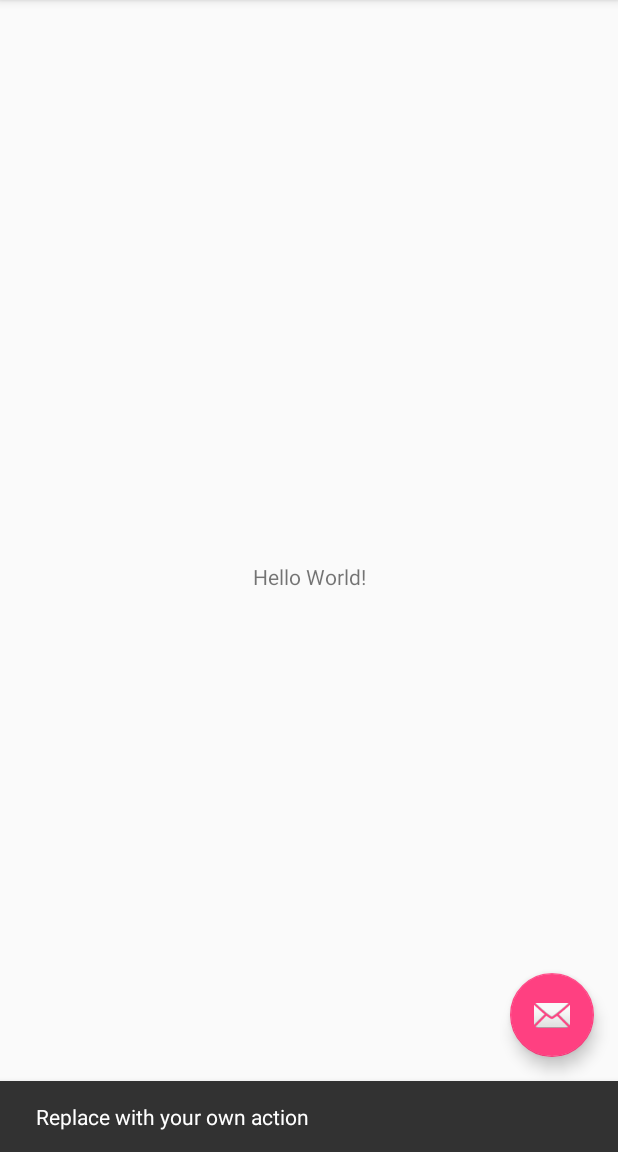
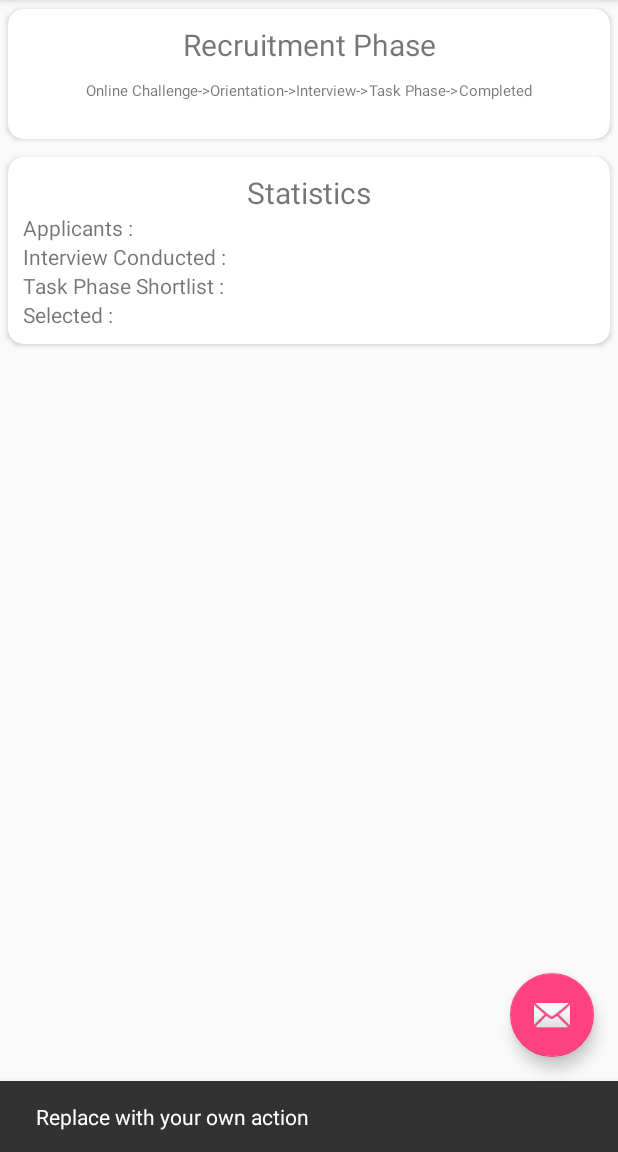
Before and after one commit to KaushikNathMIT/Manas-Liaison, an Android app: the screen it shows after launch (MainActivity before the commit, HomeActivity after it), after a tap on an icon or button, on a phone screen of 412 x 824 dp, the part 84-1236 px from its top. Run offline under Robolectric (Android 15) with nearby library versions, the light colour scheme and no system bars.

Commit message:
View for home activity  done

```diff
--- a/app/build.gradle
+++ b/app/build.gradle
@@ -27,5 +27,7 @@ dependencies {
     compile 'com.android.support:appcompat-v7:26.+'
     compile 'com.android.support:design:26.+'
     compile 'com.android.support.constraint:constraint-layout:1.0.2'
+    compile 'com.android.support:cardview-v7:26.+'
+    compile 'com.android.support:recyclerview-v7:26.+'
     testCompile 'junit:junit:4.12'
 }
--- a/app/src/main/AndroidManifest.xml
+++ b/app/src/main/AndroidManifest.xml
@@ -10,7 +10,7 @@
         android:supportsRtl="true"
         android:theme="@style/AppTheme">
         <activity
-            android:name=".MainActivity"
+            android:name=".Activities.HomeActivity"
             android:label="@string/app_name"
             android:theme="@style/AppTheme.NoActionBar">
             <intent-filter>
--- a/app/src/main/java/projectmanas/in/manasliaison/MainActivity.java
+++ b/app/src/main/java/projectmanas/in/manasliaison/Activities/HomeActivity.java
@@ -1,10 +1,9 @@
-package projectmanas.in.manasliaison;
+package projectmanas.in.manasliaison.Activities;
 
 import android.os.Bundle;
 import android.support.design.widget.FloatingActionButton;
+import android.support.design.widget.NavigationView;
 import android.support.design.widget.Snackbar;
-import android.view.View;
-import android.support.design.widget.NavigationView;
 import android.support.v4.view.GravityCompat;
 import android.support.v4.widget.DrawerLayout;
 import android.support.v7.app.ActionBarDrawerToggle;
@@ -12,14 +11,17 @@ import android.support.v7.app.AppCompatActivity;
 import android.support.v7.widget.Toolbar;
 import android.view.Menu;
 import android.view.MenuItem;
+import android.view.View;
 
-public class MainActivity extends AppCompatActivity
+import projectmanas.in.manasliaison.R;
+
+public class HomeActivity extends AppCompatActivity
         implements NavigationView.OnNavigationItemSelectedListener {
 
     @Override
     protected void onCreate(Bundle savedInstanceState) {
         super.onCreate(savedInstanceState);
-        setContentView(R.layout.activity_main);
+        setContentView(R.layout.activity_home);
         Toolbar toolbar = (Toolbar) findViewById(R.id.toolbar);
         setSupportActionBar(toolbar);
 
@@ -80,19 +82,7 @@ public class MainActivity extends AppCompatActivity
         // Handle navigation view item clicks here.
         int id = item.getItemId();
 
-        if (id == R.id.nav_camera) {
-            // Handle the camera action
-        } else if (id == R.id.nav_gallery) {
-
-        } else if (id == R.id.nav_slideshow) {
-
-        } else if (id == R.id.nav_manage) {
-
-        } else if (id == R.id.nav_share) {
-
-        } else if (id == R.id.nav_send) {
-
-        }
+        //TODO:
 
         DrawerLayout drawer = (DrawerLayout) findViewById(R.id.drawer_layout);
         drawer.closeDrawer(GravityCompat.START);
--- a/app/src/main/res/layout/app_bar_main.xml
+++ b/app/src/main/res/layout/app_bar_main.xml
@@ -4,7 +4,7 @@
     xmlns:tools="http://schemas.android.com/tools"
     android:layout_width="match_parent"
     android:layout_height="match_parent"
-    tools:context="projectmanas.in.manasliaison.MainActivity">
+    tools:context="projectmanas.in.manasliaison.Activities.HomeActivity">
 
     <android.support.design.widget.AppBarLayout
         android:layout_width="match_parent"
@@ -20,7 +20,7 @@
 
     </android.support.design.widget.AppBarLayout>
 
-    <include layout="@layout/content_main" />
+    <include layout="@layout/content_home" />
 
     <android.support.design.widget.FloatingActionButton
         android:id="@+id/fab"
--- /dev/null
+++ b/app/src/main/res/layout/content_home.xml
@@ -0,0 +1,172 @@
+<?xml version="1.0" encoding="utf-8"?>
+<android.support.design.widget.CoordinatorLayout xmlns:android="http://schemas.android.com/apk/res/android"
+    xmlns:app="http://schemas.android.com/apk/res-auto"
+    xmlns:tools="http://schemas.android.com/tools"
+    android:layout_width="match_parent"
+    android:layout_height="match_parent"
+    app:layout_behavior="@string/appbar_scrolling_view_behavior"
+    tools:context="projectmanas.in.manasliaison.Activities.HomeActivity"
+    tools:showIn="@layout/app_bar_main">
+
+
+    <LinearLayout
+        android:layout_width="match_parent"
+        android:layout_height="wrap_content"
+        android:orientation="vertical">
+
+        <android.support.v7.widget.CardView
+            android:layout_width="match_parent"
+            android:layout_height="wrap_content"
+            app:cardCornerRadius="10dp"
+            app:cardUseCompatPadding="true"
+            app:contentPadding="10dp">
+
+            <LinearLayout
+                android:layout_width="match_parent"
+                android:layout_height="wrap_content"
+                android:orientation="vertical">
+
+                <TextView
+                    android:layout_width="match_parent"
+                    android:layout_height="wrap_content"
+                    android:gravity="center"
+                    android:text="Recruitment Phase"
+                    android:textSize="20sp" />
+
+                <LinearLayout
+                    android:layout_width="wrap_content"
+                    android:layout_height="wrap_content"
+                    android:layout_gravity="center"
+                    android:orientation="horizontal"
+                    android:paddingBottom="15dp"
+                    android:paddingTop="10dp">
+
+                    <TextView
+                        android:layout_width="wrap_content"
+                        android:layout_height="wrap_content"
+                        android:clickable="true"
+                        android:text="Online Challenge->"
+                        android:textSize="10sp" />
+
+                    <TextView
+                        android:layout_width="wrap_content"
+                        android:layout_height="wrap_content"
+                        android:clickable="true"
+                        android:text="Orientation->"
+                        android:textSize="10sp" />
+
+                    <TextView
+                        android:layout_width="wrap_content"
+                        android:layout_height="wrap_content"
+                        android:clickable="true"
+                        android:text="Interview->"
+                        android:textSize="10sp" />
+
+                    <TextView
+                        android:layout_width="wrap_content"
+                        android:layout_height="wrap_content"
+                        android:clickable="true"
+                        android:text="Task Phase->"
+                        android:textSize="10sp" />
+
+                    <TextView
+                        android:layout_width="wrap_content"
+                        android:layout_height="wrap_content"
+                        android:clickable="true"
+                        android:text="Completed"
+                        android:textSize="10sp" />
+                </LinearLayout>
+            </LinearLayout>
+        </android.support.v7.widget.CardView>
+
+        <android.support.v7.widget.CardView
+            android:layout_width="match_parent"
+            android:layout_height="wrap_content"
+            app:cardCornerRadius="10dp"
+            app:cardUseCompatPadding="true"
+            app:contentPadding="10dp">
+
+            <LinearLayout
+                android:layout_width="match_parent"
+                android:layout_height="wrap_content"
+                android:orientation="vertical">
+
+                <TextView
+                    android:layout_width="match_parent"
+                    android:layout_height="wrap_content"
+                    android:gravity="center"
+                    android:text="Statistics"
+                    android:textSize="20sp" />
+
+                <RelativeLayout
+                    android:layout_width="match_parent"
+                    android:layout_height="wrap_content">
+
+                    <TextView
+                        android:id="@+id/tv_label_appl"
+                        android:layout_width="wrap_content"
+                        android:layout_height="wrap_content"
+                        android:text="Applicants : " />
+
+                    <TextView
+                        android:id="@+id/tv_stat_appl"
+                        android:layout_width="wrap_content"
+                        android:layout_height="wrap_content"
+                        android:layout_alignParentEnd="true" />
+                </RelativeLayout>
+
+                <RelativeLayout
+                    android:layout_width="match_parent"
+                    android:layout_height="wrap_content">
+
+                    <TextView
+                        android:id="@+id/tv_label_interview_conducted"
+                        android:layout_width="wrap_content"
+                        android:layout_height="wrap_content"
+                        android:text="Interview Conducted : " />
+
+                    <TextView
+                        android:id="@+id/tv_stat_interview_conducted"
+                        android:layout_width="wrap_content"
+                        android:layout_height="wrap_content"
+                        android:layout_alignParentRight="true" />
+                </RelativeLayout>
+
+                <RelativeLayout
+                    android:layout_width="match_parent"
+                    android:layout_height="wrap_content">
+
+                    <TextView
+                        android:id="@+id/tv_label_tp_sl"
+                        android:layout_width="wrap_content"
+                        android:layout_height="wrap_content"
+                        android:text="Task Phase Shortlist : " />
+
+                    <TextView
+                        android:id="@+id/tv_stat_tp_sl"
+                        android:layout_width="wrap_content"
+                        android:layout_height="wrap_content"
+                        android:layout_alignParentRight="true" />
+                </RelativeLayout>
+
+                <RelativeLayout
+                    android:layout_width="match_parent"
+                    android:layout_height="wrap_content">
+
+                    <TextView
+                        android:id="@+id/tv_label_selected"
+                        android:layout_width="wrap_content"
+                        android:layout_height="wrap_content"
+                        android:text="Selected : " />
+
+                    <TextView
+                        android:id="@+id/tv_stat_selected"
+                        android:layout_width="wrap_content"
+                        android:layout_height="wrap_content"
+                        android:layout_alignParentRight="true" />
+                </RelativeLayout>
+
+            </LinearLayout>
+        </android.support.v7.widget.CardView>
+    </LinearLayout>
+</android.support.design.widget.CoordinatorLayout>
--- a/app/src/main/res/layout/content_main.xml
+++ /dev/null
@@ -1,20 +0,0 @@
-<?xml version="1.0" encoding="utf-8"?>
-<android.support.constraint.ConstraintLayout xmlns:android="http://schemas.android.com/apk/res/android"
-    xmlns:app="http://schemas.android.com/apk/res-auto"
-    xmlns:tools="http://schemas.android.com/tools"
-    android:layout_width="match_parent"
-    android:layout_height="match_parent"
-    app:layout_behavior="@string/appbar_scrolling_view_behavior"
-    tools:context="projectmanas.in.manasliaison.MainActivity"
-    tools:showIn="@layout/app_bar_main">
-
-    <TextView
-        android:layout_width="wrap_content"
-        android:layout_height="wrap_content"
-        android:text="Hello World!"
-        app:layout_constraintBottom_toBottomOf="parent"
-        app:layout_constraintLeft_toLeftOf="parent"
-        app:layout_constraintRight_toRightOf="parent"
-        app:layout_constraintTop_toTopOf="parent" />
-
-</android.support.constraint.ConstraintLayout>
--- a/app/src/main/res/menu/activity_main_drawer.xml
+++ b/app/src/main/res/menu/activity_main_drawer.xml
@@ -3,34 +3,33 @@
 
     <group android:checkableBehavior="single">
         <item
-            android:id="@+id/nav_camera"
+            android:id="@+id/nav_profile"
             android:icon="@drawable/ic_menu_camera"
-            android:title="Import" />
+            android:title="Profile" />
         <item
-            android:id="@+id/nav_gallery"
+            android:id="@+id/nav_home"
             android:icon="@drawable/ic_menu_gallery"
-            android:title="Gallery" />
+            android:title="Home" />
         <item
-            android:id="@+id/nav_slideshow"
+            android:id="@+id/nav_online_challenge"
             android:icon="@drawable/ic_menu_slideshow"
-            android:title="Slideshow" />
+            android:title="Online Challenge" />
         <item
-            android:id="@+id/nav_manage"
+            android:id="@+id/nav_orientation"
             android:icon="@drawable/ic_menu_manage"
-            android:title="Tools" />
+            android:title="Orientation" />
+        <item
+            android:id="@+id/nav_interview"
+            android:icon="@drawable/ic_menu_manage"
+            android:title="Interview" />
+        <item
+            android:id="@+id/nav_task_phase"
+            android:icon="@drawable/ic_menu_manage"
+            android:title="Task Phase" />
+        <item
+            android:id="@+id/nav_about"
+            android:icon="@drawable/ic_menu_manage"
+            android:title="About" />
     </group>
 
-    <item android:title="Communicate">
-        <menu>
-            <item
-                android:id="@+id/nav_share"
-                android:icon="@drawable/ic_menu_share"
-                android:title="Share" />
-            <item
-                android:id="@+id/nav_send"
-                android:icon="@drawable/ic_menu_send"
-                android:title="Send" />
-        </menu>
-    </item>
-
 </menu>
```
Also changed, not shown: app/src/main/res/layout/activity_home.xml (renamed from app/src/main/res/layout/activity_main.xml).
